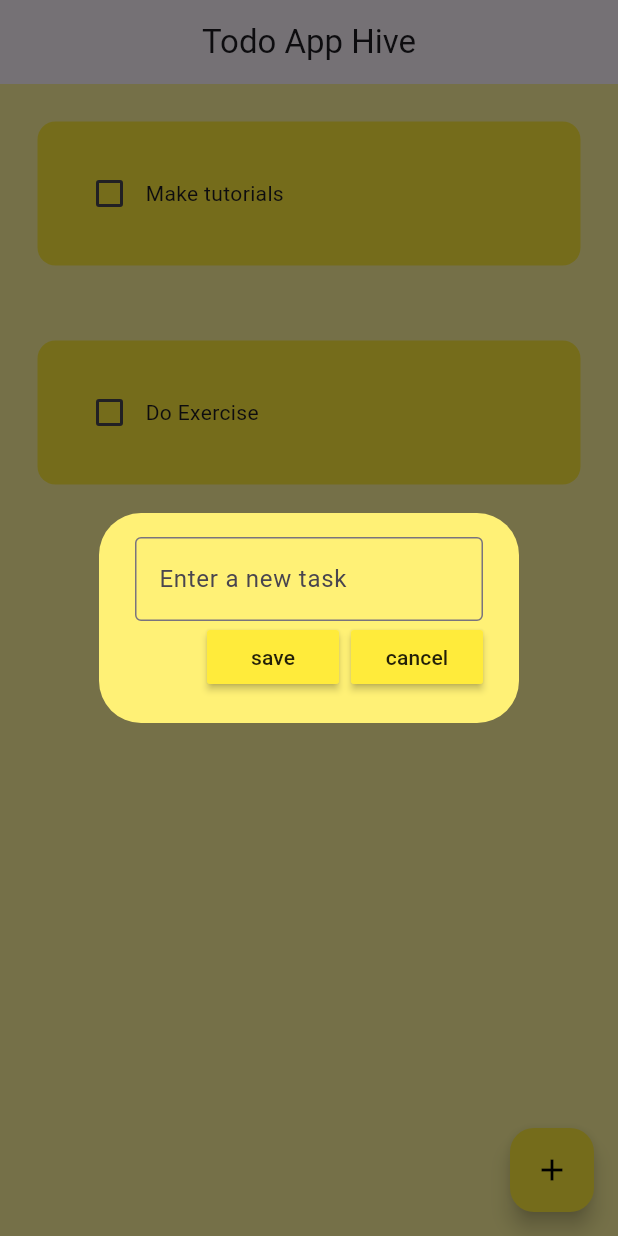
After one commit to dawoodumar24/Todo_App_Hive, a Flutter app: the screen it shows after launch, after a tap on the "add" icon, on a phone screen of 412 x 824 dp. The commit adds this screen. Run offline on Flutter 3.47's test engine with Material 3 defaults, Android fonts, the phone set to English and light mode, and no system bars.

Commit message:
Two new files created

```diff
--- a/lib/Screens/homescreen.dart
+++ b/lib/Screens/homescreen.dart
@@ -1,4 +1,5 @@
 import 'package:flutter/material.dart';
+import 'package:hive_todo_app/utils/dialog_box.dart';
 import 'package:hive_todo_app/utils/todo_tile.dart';
 
 class HomeScreen extends StatefulWidget {
@@ -9,6 +10,9 @@ class HomeScreen extends StatefulWidget {
 }
 
 class _HomeScreenState extends State<HomeScreen> {
+
+  final _controller =TextEditingController();
+
   List TodoList = [
     ["Make tutorials", false],
     ["Do Exercise", false],
@@ -17,6 +21,12 @@ class _HomeScreenState extends State<HomeScreen> {
   void checkBoxChanged(bool? value, int index) {
     setState(() {
       TodoList[index][1] = !TodoList[index][1];
+    });
+  }
+
+  void createNewTask(){
+     showDialog(context: context, builder: (context){
+      return DialogBox(controller: _controller,);
     });
   }
 
@@ -35,6 +45,11 @@ class _HomeScreenState extends State<HomeScreen> {
         },
         itemCount: TodoList.length,
       ),
+      floatingActionButton: FloatingActionButton(backgroundColor: Colors.yellow,
+        onPressed: (){
+        return createNewTask();
+        },
+        child: Icon(Icons.add, color: Colors.black,),),
     );
   }
 }
--- /dev/null
+++ b/lib/utils/dialog_box.dart
@@ -0,0 +1,39 @@
+import 'package:flutter/material.dart';
+import 'package:hive_todo_app/utils/my_buttons.dart';
+
+class DialogBox extends StatelessWidget {
+  final controller;
+  DialogBox({super.key,
+  required this.controller});
+  @override
+  Widget build(BuildContext context) {
+    return AlertDialog(
+      backgroundColor: Colors.yellow[300],
+      content: Container(height: 100,
+      child: Column(
+        mainAxisAlignment: MainAxisAlignment.spaceEvenly,
+        children: [
+          TextField(
+            controller: controller,
+            decoration: InputDecoration(
+              hintText: "Enter a new task",
+              border: OutlineInputBorder()
+            ),
+          ),
+          Row(
+            mainAxisAlignment: MainAxisAlignment.end,
+            children: [
+              // save button
+            MyButtons(text: "save", onPressed: (){}),
+              SizedBox(width: 8,),
+              // cancel button
+              MyButtons(text: "cancel", onPressed:(){})
+            ],
+
+          )
+
+        ],
+      ),),
+    );
+  }
+}
--- /dev/null
+++ b/lib/utils/my_buttons.dart
@@ -0,0 +1,17 @@
+import 'package:flutter/material.dart';
+
+class MyButtons extends StatelessWidget {
+  final String text;
+  VoidCallback onPressed;
+
+  MyButtons({super.key, required this.text, required this.onPressed});
+
+  @override
+  Widget build(BuildContext context) {
+    return MaterialButton(
+      onPressed: onPressed,
+      child: Text(text),
+      color: Colors.yellow,
+    );
+  }
+}
```
